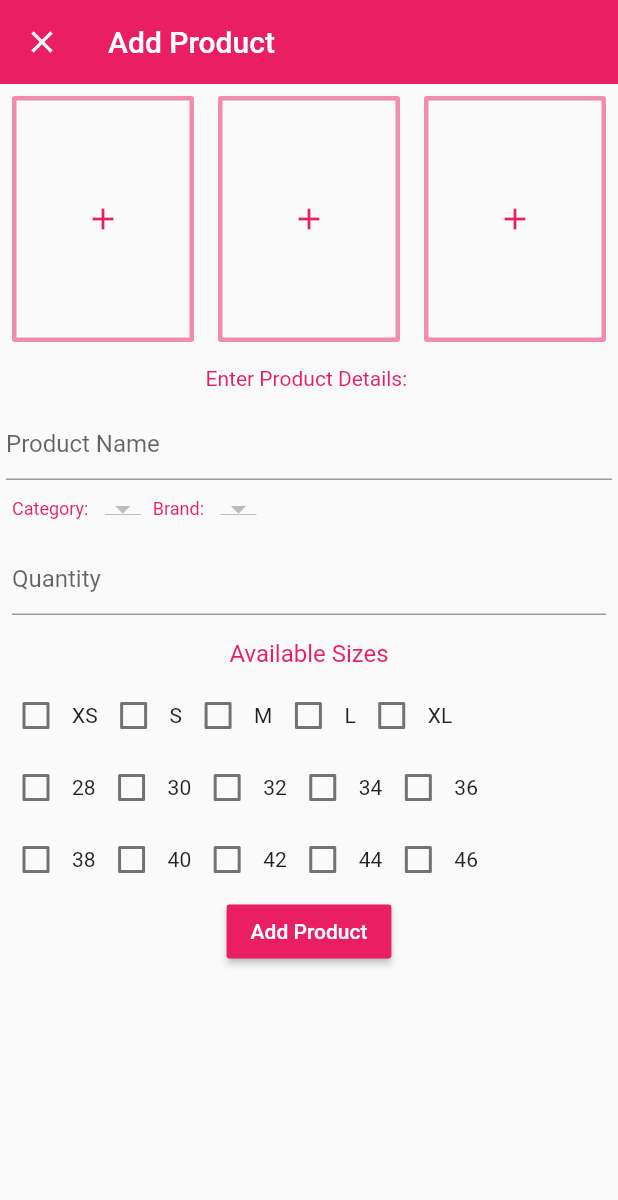
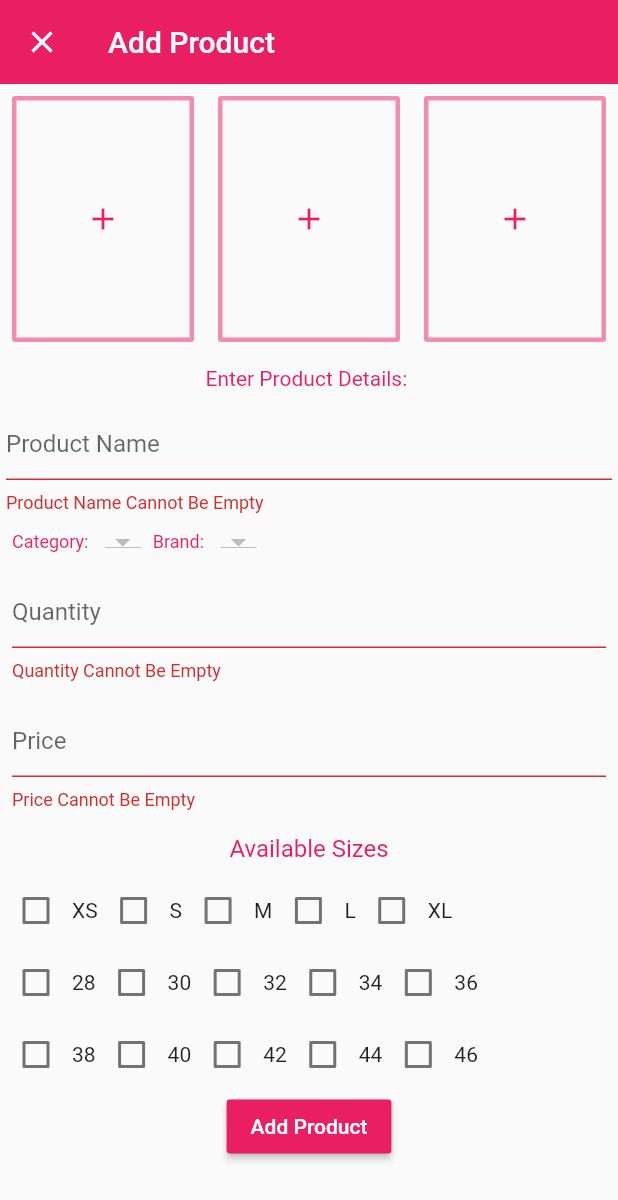
Before and after one commit to aashay-shah/E-Commerce-Mobile-Application, a Flutter app: the AddProduct screen opened directly, after a tap on "Add Product", on a phone screen of 412 x 824 dp. Shown: the top 1200 px of the screen. Run offline on Flutter 3.47's test engine with Material 2 defaults, Android fonts, the phone set to English and light mode, and no system bars; our stand-ins replace carousel_pro, cloud_firestore, firebase_auth, firebase_storage, google_sign_in, image_picker; accounts and stored records are empty.

Commit message:
Add Product Complete

```diff
--- /dev/null
+++ b/lib/db/product.dart
@@ -0,0 +1,21 @@
+import 'package:cloud_firestore/cloud_firestore.dart';
+import 'package:flutter/cupertino.dart';
+import 'package:uuid/uuid.dart';
+import 'dart:convert';
+
+class ProductService{
+  Firestore _firestore = Firestore.instance;
+  String ref = 'Products';
+  void uploadProduct({String productName, String category, String brand, int quantity, double price, List sizes, List images}){
+    var id = Uuid();
+    String productId = id.v1();
+    _firestore.collection(ref).document(productId).setData({
+      'id': productId,
+      'name': productName,
+      'category': category,
+      'brand': brand,
+      'quantity': quantity,
+      'price': price,
+    });
+  }
+}
--- a/lib/ui/add_product.dart
+++ b/lib/ui/add_product.dart
@@ -2,8 +2,11 @@ import 'dart:io';
 import 'package:flutter/material.dart';
 import 'package:cloud_firestore/cloud_firestore.dart';
 import 'package:flutterfireauth/db/brand.dart';
+import 'package:flutterfireauth/db/category.dart';
+import 'package:flutterfireauth/db/product.dart';
 import 'package:image_picker/image_picker.dart';
-import 'package:flutterfireauth/db/category.dart';
+import 'package:cloud_firestore/cloud_firestore.dart';
+import 'package:firebase_storage/firebase_storage.dart';
 
 
 class AddProduct extends StatefulWidget {
@@ -12,11 +15,14 @@ class AddProduct extends StatefulWidget {
 }
 
 class _AddProductState extends State<AddProduct> {
+  GlobalKey<ScaffoldState> _key = GlobalKey<ScaffoldState>();
   CategoryService _categoryService = CategoryService();
   BrandService _brandService = BrandService();
+  ProductService _productService= ProductService();
   GlobalKey<FormState> _formKey = GlobalKey<FormState>();
   TextEditingController productNameController = TextEditingController();
-  TextEditingController quatityController = TextEditingController();
+  TextEditingController quantityController = TextEditingController();
+  final priceController = TextEditingController();
   List<DocumentSnapshot> Brands = <DocumentSnapshot>[];
   List<DocumentSnapshot> Categories = <DocumentSnapshot>[];
   List<DropdownMenuItem<String>> categoriesDropDown = <DropdownMenuItem<String>>[];
@@ -27,6 +33,7 @@ class _AddProductState extends State<AddProduct> {
   File _image1;
   File _image2;
   File _image3;
+  bool isLoading = false;
 
 
   @override
@@ -68,6 +75,7 @@ class _AddProductState extends State<AddProduct> {
   @override
   Widget build(BuildContext context) {
     return Scaffold(
+      key: _key,
       appBar: AppBar(
         elevation: 0.0,
         backgroundColor: Colors.pink,
@@ -77,7 +85,7 @@ class _AddProductState extends State<AddProduct> {
       body: Form(
         key: _formKey,
         child: SingleChildScrollView(
-          child: Column(
+          child: isLoading ? CircularProgressIndicator() : Column(
             children: <Widget>[
               Row(
                 children: <Widget>[
@@ -177,7 +185,7 @@ class _AddProductState extends State<AddProduct> {
               Padding(
                 padding: const EdgeInsets.all(8.0),
                 child: TextFormField(
-                  controller: quatityController,
+                  controller: quantityController,
                   keyboardType: TextInputType.number,
                   decoration: InputDecoration(
                     hintText: 'Quantity',
@@ -185,6 +193,22 @@ class _AddProductState extends State<AddProduct> {
                   validator: (value){
                     if(value.isEmpty){
                       return 'Quantity Cannot Be Empty';
+                    }
+                  },
+                ),
+              ),
+
+              Padding(
+                padding: const EdgeInsets.all(8.0),
+                child: TextFormField(
+                  controller: priceController,
+                  keyboardType: TextInputType.number,
+                  decoration: InputDecoration(
+                    hintText: 'Price',
+                  ),
+                  validator: (value){
+                    if(value.isEmpty){
+                      return 'Price Cannot Be Empty';
                     }
                   },
                 ),
@@ -256,7 +280,9 @@ class _AddProductState extends State<AddProduct> {
                 color: Colors.pink,
                 textColor: Colors.white,
                 child: Text('Add Product'),
-                onPressed: (){},
+                onPressed: (){
+                  validateAndUpload();
+                },
               )
             ],
           ),
@@ -349,5 +375,50 @@ class _AddProductState extends State<AddProduct> {
     }
   }
 
-
+  void validateAndUpload() async{
+    if(_formKey.currentState.validate()){
+      setState(() => isLoading = true);
+      if(_image1 != null && _image2 != null && _image3 != null){
+        if(selectedSizes.isNotEmpty){
+          String imageUrl1;
+          String imageUrl2;
+          String imageUrl3;
+          final FirebaseStorage storage = FirebaseStorage.instance;
+          final String picture1 = "1${DateTime.now().millisecondsSinceEpoch.toString()}.jpg";
+          StorageUploadTask task1 = storage.ref().child(picture1).putFile(_image1);
+          final String picture2 = "2${DateTime.now().millisecondsSinceEpoch.toString()}.jpg";
+          StorageUploadTask task2 = storage.ref().child(picture2).putFile(_image2);
+          final String picture3 = "3${DateTime.now().millisecondsSinceEpoch.toString()}.jpg";
+          StorageUploadTask task3 = storage.ref().child(picture3).putFile(_image3);
+          StorageTaskSnapshot snapshot1 = await task1.onComplete.then((snapshot)=> snapshot);
+          StorageTaskSnapshot snapshot2 = await task1.onComplete.then((snapshot)=> snapshot);
+          task3.onComplete.then((snapshot3) async{
+            imageUrl1 = await snapshot1.ref.getDownloadURL();
+            imageUrl2 = await snapshot2.ref.getDownloadURL();
+            imageUrl3 = await snapshot3.ref.getDownloadURL();
+            List<String> imageList = [imageUrl1, imageUrl2, imageUrl3];
+            _productService.uploadProduct(
+              productName: productNameController.text,
+              category: _currentCategory,
+              brand: _currentBrand,
+              quantity: int.parse(quantityController.text),
+              price: double.parse(priceController.text),
+              sizes: selectedSizes,
+              images: imageList
+            );
+            _formKey.currentState.reset();
+            setState(() => isLoading = false);
+            _key.currentState.showSnackBar(SnackBar(content: Text("Product Added")));
+            Navigator.pop(context);
+          });
+        }else{
+          setState(() => isLoading = false);
+          _key.currentState.showSnackBar(SnackBar(content: Text("Select atleast 1 Size")));
+        }
+      }else{
+        setState(() => isLoading = false);
+        _key.currentState.showSnackBar(SnackBar(content: Text("Provide all 3 Images")));
+    }
+    }
+  }
 }
--- a/pubspec.yaml
+++ b/pubspec.yaml
@@ -26,6 +26,7 @@ dependencies:
   firebase_auth: ^0.14.0+5
   google_sign_in: ^4.0.7
   cloud_firestore: ^0.13.5
+  firebase_storage: ^3.1.6
   uuid: ^2.0.4
   image_picker: ^0.6.6+4
   carousel_pro: ^1.0.0
```
Also changed, not shown: pubspec.lock.
